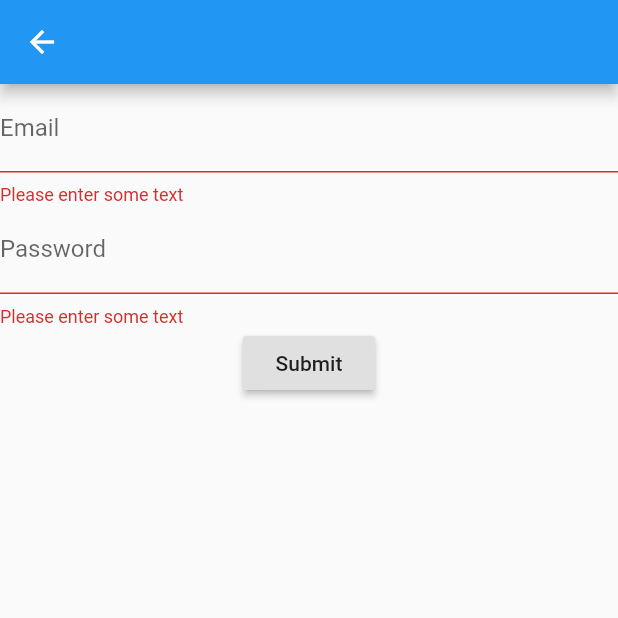
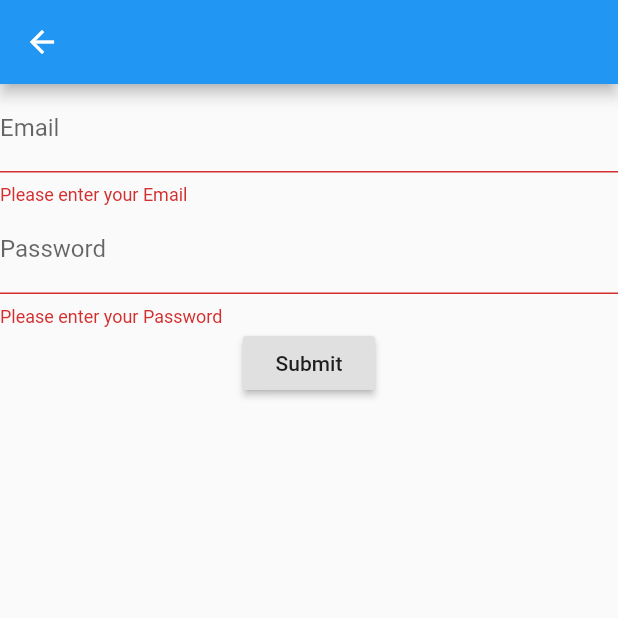
Before and after one commit to vstarbear/my_flutter_app, a Flutter app: the EmailPasswordForm screen opened directly, after a tap on "Submit", on a phone screen of 412 x 824 dp, the top half of it. Run offline on Flutter 3.47's test engine with Material 2 defaults, Android fonts, the phone set to English and light mode, and no system bars; our stand-ins replace firebase_auth, firebase_core; accounts and stored records are empty.

Commit message:
Refactor project structure

```diff
--- a/lib/main.dart
+++ b/lib/main.dart
@@ -1,8 +1,8 @@
 import 'package:flutter/material.dart';
-import 'package:my_flutter_app/auth/welcome_page.dart';
-import 'splash_page.dart';
+import 'package:my_flutter_app/view/auth/welcome_page.dart';
+import 'view/splash/splash_page.dart';
 import 'package:firebase_core/firebase_core.dart';
-import 'main_page.dart';
+import 'view/main/main_page.dart';
 
 void main() async {
   WidgetsFlutterBinding.ensureInitialized();
--- a/lib/auth/login_page.dart
+++ b/lib/view/auth/login_page.dart
@@ -1,6 +1,6 @@
 import 'package:flutter/material.dart';
 import 'package:firebase_auth/firebase_auth.dart';
-import 'package:my_flutter_app/main_page.dart';
+import 'package:my_flutter_app/view/main/main_page.dart';
 import 'auth_service.dart';
 
 AuthService _auth = AuthService();
@@ -57,14 +57,13 @@ class EmailPasswordFormState extends State<EmailPasswordForm> {
       body: Form(
         key: _formKey,
         child: Column(
-          //crossAxisAlignment: CrossAxisAlignment.start,
           children: <Widget>[
             TextFormField(
               controller: _emailController,
               decoration: const InputDecoration(labelText: 'Email'),
               validator: (String value) {
                 if (value.isEmpty) {
-                  return 'Please enter some text';
+                  return 'Please enter your Email';
                 }
                 return null;
               },
@@ -74,7 +73,7 @@ class EmailPasswordFormState extends State<EmailPasswordForm> {
               decoration: const InputDecoration(labelText: 'Password'),
               validator: (String value) {
                 if (value.isEmpty) {
-                  return 'Please enter some text';
+                  return 'Please enter your Password';
                 }
                 return null;
               },
@@ -87,18 +86,18 @@ class EmailPasswordFormState extends State<EmailPasswordForm> {
               },
               child: const Text('Submit'),
             ),
-            Container(
-              alignment: Alignment.center,
-              padding: const EdgeInsets.symmetric(horizontal: 16),
-              child: Text(
-                _success == null
-                    ? ''
-                    : (_success
-                        ? 'Successfully signed in ' + _userEmail
-                        : 'Sign in failed'),
-                style: TextStyle(color: Colors.red),
-              ),
-            )
+            // Container(
+            //   alignment: Alignment.center,
+            //   padding: const EdgeInsets.symmetric(horizontal: 16),
+            //   child: Text(
+            //     _success == null
+            //         ? ''
+            //         : (_success
+            //             ? 'Successfully signed in ' + _userEmail
+            //             : 'Sign in failed'),
+            //     style: TextStyle(color: Colors.red),
+            //   ),
+            // )
           ],
         ),
       ),
--- a/lib/auth/welcome_page.dart
+++ b/lib/view/auth/welcome_page.dart
@@ -1,6 +1,5 @@
 import 'package:flutter/material.dart';
 import 'auth_service.dart';
-import 'package:my_flutter_app/auth/registration_page.dart';
 import 'login_page.dart';
 import 'registration_page.dart';
 
```
Also changed, not shown: lib/view/main/main_page.dart (renamed from lib/main_page.dart, +4 -5 lines), lib/view/splash/splash_form.dart (added, +19 -0 lines), lib/view/splash/splash_page.dart (renamed from lib/splash_page.dart, +4 -22 lines), lib/view/auth/auth_service.dart (renamed from lib/auth/auth_service.dart), lib/view/auth/registration_page.dart (renamed from lib/auth/registration_page.dart), lib/view/home/home_page.dart (renamed from lib/home_page.dart), lib/view/main/nav_list.dart (renamed from lib/nav_list.dart), lib/view/profile/profile_page.dart (renamed from lib/profile_page.dart).
